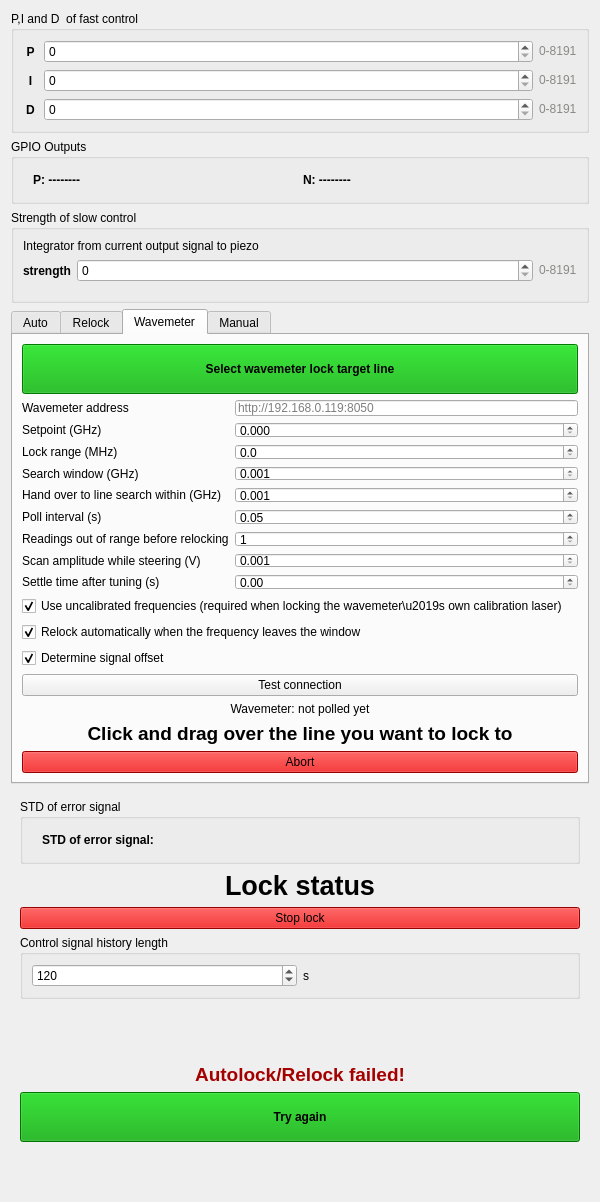
The window that linien/gui/ui/locking_panel.ui (krbmols/linien) describes before a commit, drawn with Qt 5.
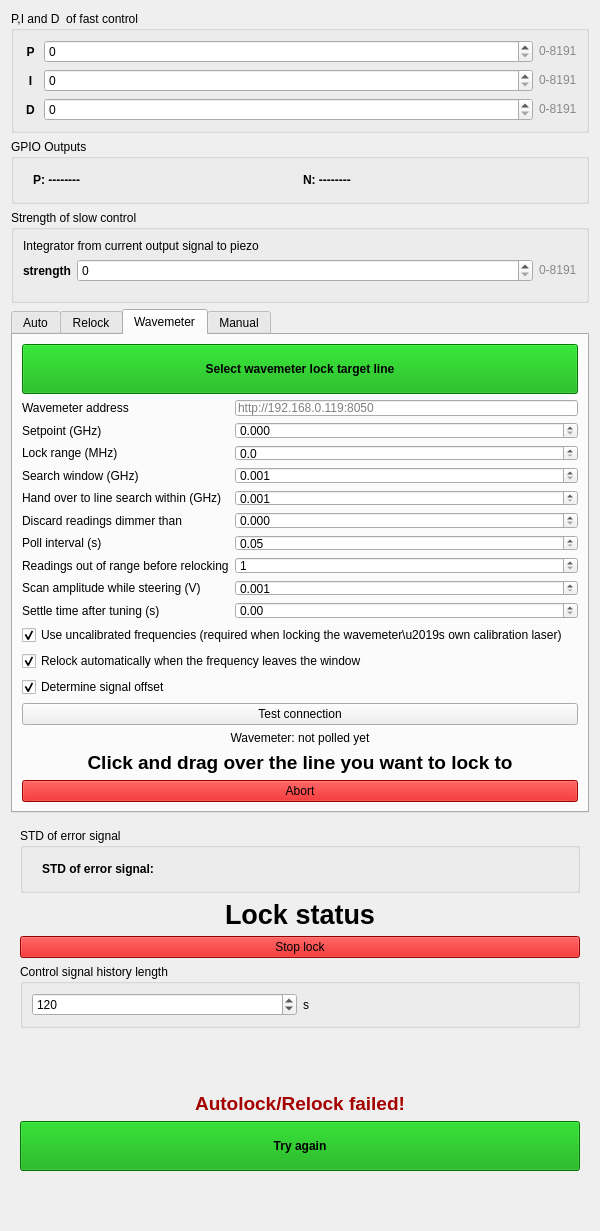
The same window after the commit. The open tabs and pages were chosen to show the change. Custom widgets are drawn as their Qt base class.

Patch:
```diff
--- a/linien/gui/ui/locking_panel.ui
+++ b/linien/gui/ui/locking_panel.ui
@@ -881,11 +881,24 @@
          </widget>
         </item>
         <item row="5" column="0">
+         <widget class="QLabel" name="label_wm_min_amp">
+          <property name="text"><string>Discard readings dimmer than</string></property>
+         </widget>
+        </item>
+        <item row="5" column="1">
+         <widget class="QDoubleSpinBox" name="wavemeter_min_amp">
+          <property name="decimals"><number>3</number></property>
+          <property name="minimum"><double>0.000000</double></property>
+          <property name="maximum"><double>1.000000</double></property>
+          <property name="singleStep"><double>0.005000</double></property>
+         </widget>
+        </item>
+        <item row="6" column="0">
          <widget class="QLabel" name="label_wm_poll">
           <property name="text"><string>Poll interval (s)</string></property>
          </widget>
         </item>
-        <item row="5" column="1">
+        <item row="6" column="1">
          <widget class="QDoubleSpinBox" name="wavemeter_poll_interval">
           <property name="decimals"><number>2</number></property>
           <property name="minimum"><double>0.050000</double></property>
@@ -893,23 +906,23 @@
           <property name="singleStep"><double>0.100000</double></property>
          </widget>
         </item>
-        <item row="6" column="0">
+        <item row="7" column="0">
          <widget class="QLabel" name="label_wm_count">
           <property name="text"><string>Readings out of range before relocking</string></property>
          </widget>
         </item>
-        <item row="6" column="1">
+        <item row="7" column="1">
          <widget class="QSpinBox" name="wavemeter_max_out_of_range">
           <property name="minimum"><number>1</number></property>
           <property name="maximum"><number>1000</number></property>
          </widget>
         </item>
-        <item row="7" column="0">
+        <item row="8" column="0">
          <widget class="QLabel" name="label_wm_steer_amp">
           <property name="text"><string>Scan amplitude while steering (V)</string></property>
          </widget>
         </item>
-        <item row="7" column="1">
+        <item row="8" column="1">
          <widget class="QDoubleSpinBox" name="wavemeter_steering_ramp_amplitude">
           <property name="decimals"><number>3</number></property>
           <property name="minimum"><double>0.001000</double></property>
@@ -917,12 +930,12 @@
           <property name="singleStep"><double>0.010000</double></property>
          </widget>
         </item>
-        <item row="8" column="0">
+        <item row="9" column="0">
          <widget class="QLabel" name="label_wm_settle">
           <property name="text"><string>Settle time after tuning (s)</string></property>
          </widget>
         </item>
-        <item row="8" column="1">
+        <item row="9" column="1">
          <widget class="QDoubleSpinBox" name="wavemeter_settle_time">
           <property name="decimals"><number>2</number></property>
           <property name="minimum"><double>0.000000</double></property>
```
Left out of the diff: 22 changed lines with no effect on the pictures.
